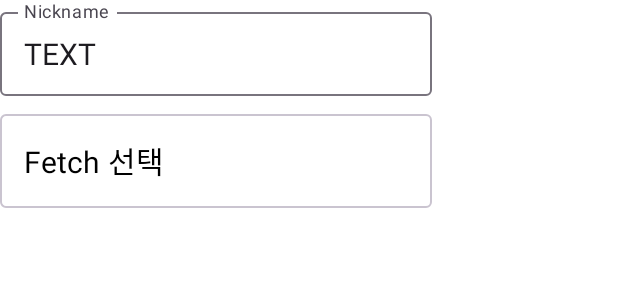
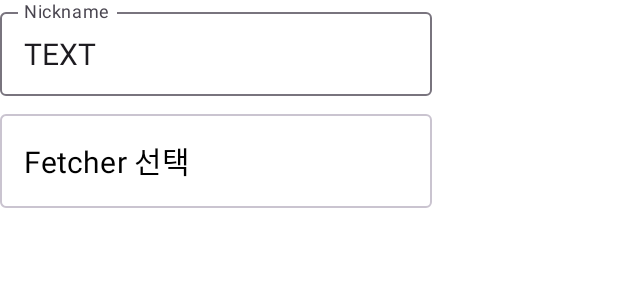
Before and after one commit to alsdk9349/project_Restfetch, an Android app built with Jetpack Compose: the @Preview function PreviewSelectFetcher, on a phone screen of 412 x 824 dp. Shown: the top 300 px of the screen. Run offline under Robolectric (Android 15) with nearby library versions, the phone set to English and light mode, and no system bars; our stand-ins replace Dagger/Hilt's generated code; libraries missing offline, so code that uses them is left out: androidx.camera.core, androidx.camera.lifecycle, androidx.camera.view, com.google.mlkit.vision, com.gun0912.tedpermission; 1 statement that could not run was skipped.

Commit message:
feat: api연동 및 코드 정리

```diff
--- a/frontend/app/src/main/java/com/suisei/restfetch/data/model/Fetcher.kt
+++ b/frontend/app/src/main/java/com/suisei/restfetch/data/model/Fetcher.kt
@@ -1,7 +1,7 @@
 package com.suisei.restfetch.data.model
 
 data class Fetcher(
-    val fetchId: Long,
-    val fetchSerialNumber: String,
-    val fetchName: String
+    val fetchId: Long = 0,
+    val fetchSerialNumber: String = "",
+    val fetchName: String = ""
 )
--- a/frontend/app/src/main/java/com/suisei/restfetch/presentation/view/main/ScannerView.kt
+++ b/frontend/app/src/main/java/com/suisei/restfetch/presentation/view/main/ScannerView.kt
@@ -67,18 +67,24 @@ fun PreviewCamera(onDismissRequest: () -> Unit) {
         },
         confirmButton = {
             Button(onClick = {
+                if(serialNumber.value != "" && nickname.value != "") {
                     if (productType.value == 1) {
                         myPageViewModel.addFetcher(
                             serialNumber.value,
                             nickname.value
                         )
                     } else if(productType.value == 2) {
+                        if(parentFetcher.value.fetchSerialNumber != "") {
                             myPageViewModel.addObserver(
                                 serialNumber.value,
                                 parentFetcher.value.fetchSerialNumber,
                                 nickname.value
                             )
                         }
+                    }
+                    viewModel.updateSelectFetcherState(false)
+                }
+
             }) {
                 Text("등록")
             }
@@ -133,6 +139,7 @@ fun DeviceNicknameInput(nickname: String, onNicknameChange: (String) -> Unit) {
 @Composable
 fun SelectFetcher() {
     val viewModel: QRScannerViewModel = hiltViewModel()
+    val parentFetcher = viewModel.parentFetcher.collectAsState()
     OutlinedButton(
         onClick = { viewModel.updateSelectFetcherState(true) },
         contentPadding = OutlinedTextFieldDefaults.contentPadding(),
@@ -147,7 +154,7 @@ fun SelectFetcher() {
             contentAlignment = Alignment.CenterStart // 왼쪽 정렬
         ) {
             Text(
-                text = "Fetch 선택",
+                text = parentFetcher.value.fetchName.ifEmpty { "Fetch 선택" },
                 fontSize = 20.sp,
                 textAlign = TextAlign.Left,
                 fontWeight = FontWeight.Normal
@@ -165,11 +172,6 @@ fun MyFetcherList(onDismissRequest: () -> Unit) {
     val fetcherList = viewModel.fetcherList.collectAsState()
     AlertDialog(
         onDismissRequest = onDismissRequest,
-        /*dismissButton = {
-            Button(onClick = onDismissRequest) {
-                Text("취소")
-            }
-        },*/
         confirmButton = {
             Button(onClick = onDismissRequest) {
                 Text("확인")
```
Also changed, not shown: frontend/app/src/main/java/com/suisei/restfetch/data/repository/QRScannerRepository.kt (+8 -2 lines), frontend/app/src/main/java/com/suisei/restfetch/presentation/viewmodel/AccountViewModel.kt (+13 -4 lines), frontend/app/src/main/java/com/suisei/restfetch/presentation/viewmodel/MainViewModel.kt (+7 -1 lines), frontend/app/src/main/java/com/suisei/restfetch/presentation/viewmodel/MyPageViewModel.kt (+25 -8 lines). Lines whose indentation alone changed are shown as unchanged.
